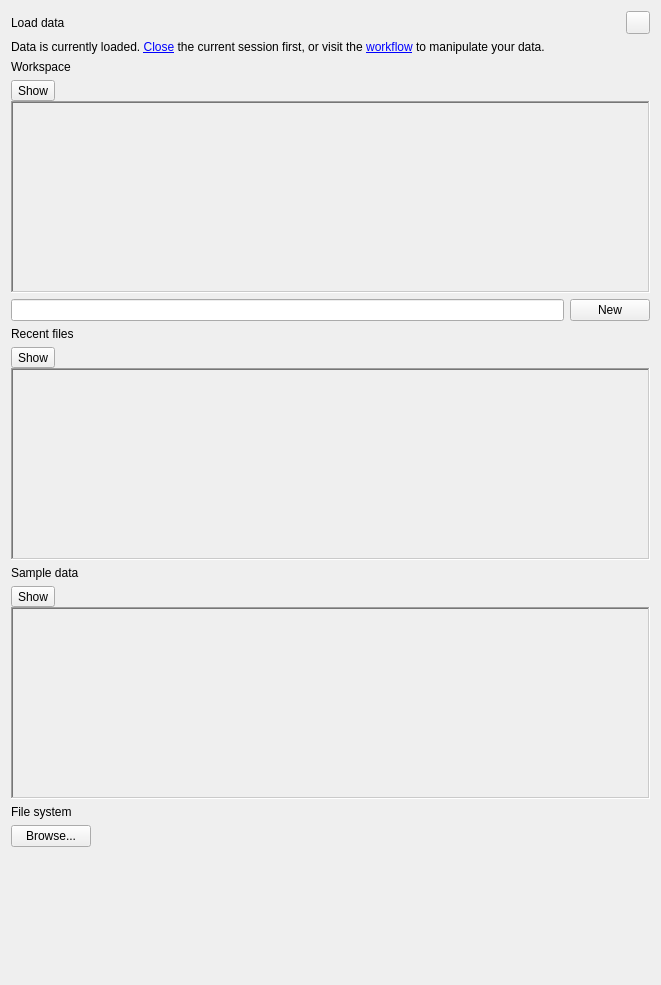
Before: the Qt Designer form groot/frontends/gui/forms/designer/frm_samples_designer.ui in JMcInerneyLab/groot, drawn with Qt 5.
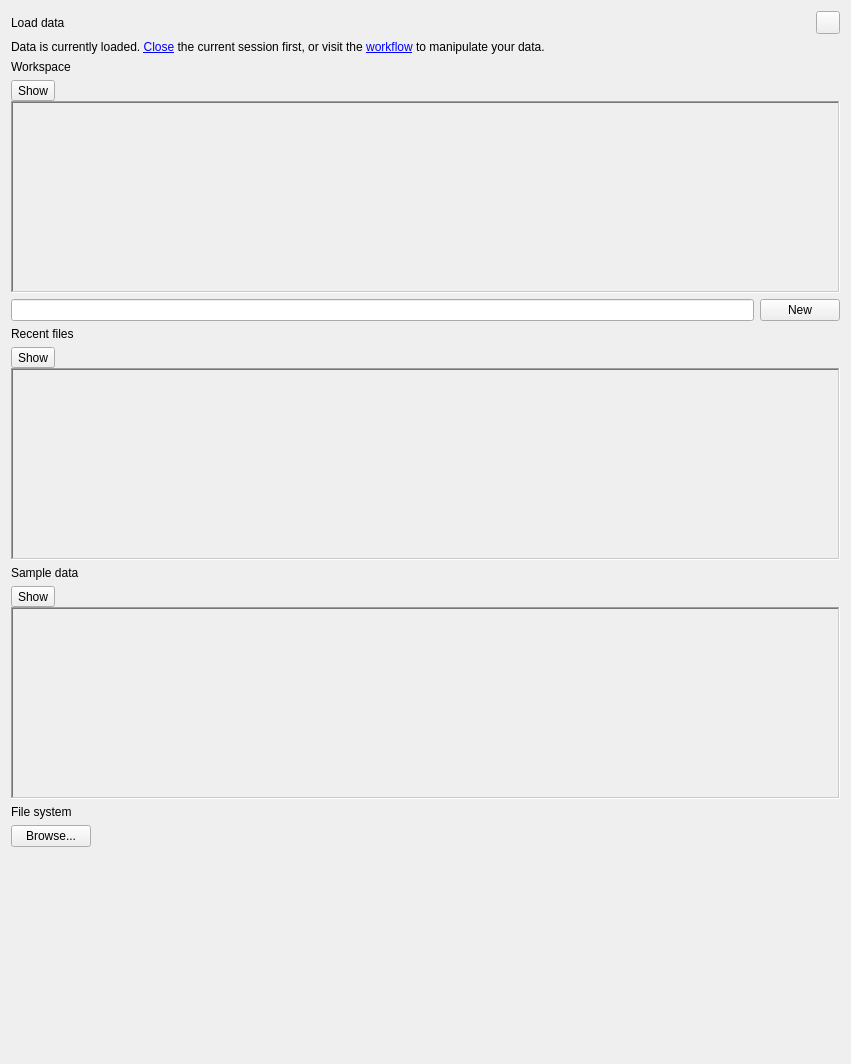
After: the same form once the commit is applied.

What changed in the file:
```diff
--- a/groot/frontends/gui/forms/designer/frm_samples_designer.ui
+++ b/groot/frontends/gui/forms/designer/frm_samples_designer.ui
@@ -6,12 +6,12 @@
    <rect>
     <x>0</x>
     <y>0</y>
-    <width>661</width>
-    <height>985</height>
+    <width>851</width>
+    <height>1064</height>
    </rect>
   </property>
   <property name="sizePolicy">
-   <sizepolicy hsizetype="Preferred" vsizetype="Fixed">
+   <sizepolicy hsizetype="Preferred" vsizetype="Preferred">
     <horstretch>0</horstretch>
     <verstretch>0</verstretch>
    </sizepolicy>
```
